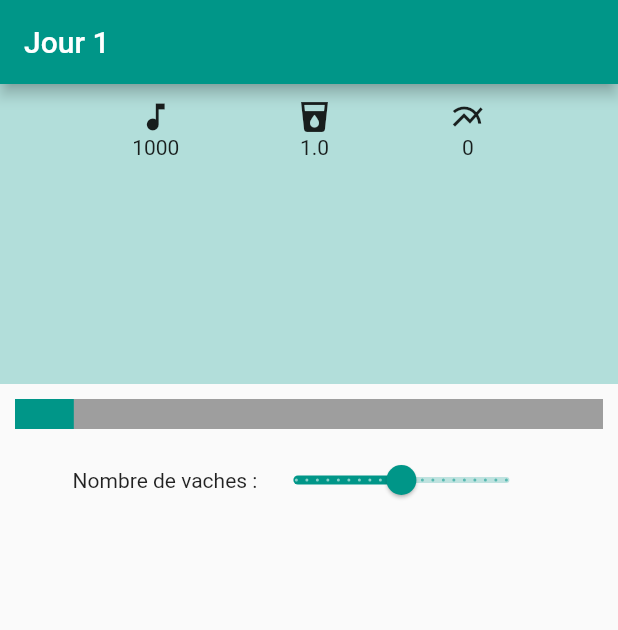
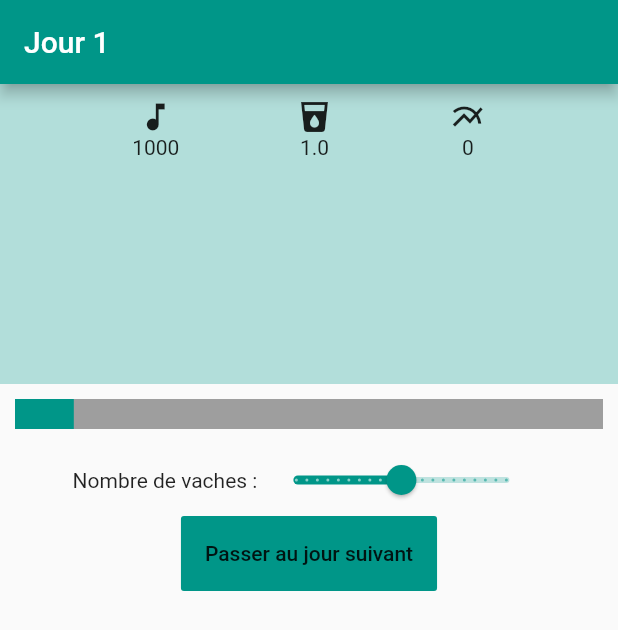
Before and after one commit to sprkl/MilkCow, a Flutter app: the screen it shows after launch, on a phone screen of 412 x 824 dp. Shown: the top 630 px of the screen. Run offline on Flutter 3.47's test engine with Material 2 defaults, Android fonts, the phone set to English and light mode, and no system bars; our stand-ins replace flutter_redux, redux.

Commit message:
working on main page manager

```diff
--- a/sosfaim/lib/actions/actions.dart
+++ b/sosfaim/lib/actions/actions.dart
@@ -18,7 +18,11 @@ class UpdateMilkProduction{
   UpdateMilkProduction(this.production);
 }
 
-class IncrementDay{}
+class IncrementDay{
+  final int dayCount;
+
+  IncrementDay(this.dayCount);
+}
 
 class UpdateSelectedCowNumber {
   final double selectedCowNumber;
--- /dev/null
+++ b/sosfaim/lib/components/MainPageManager/mainpage_manager.dart
@@ -0,0 +1,24 @@
+import 'package:flutter/material.dart';
+import 'package:sosfaim/components/MainPageManager/mainpage_manager_viewmodel.dart';
+import 'package:sosfaim/components/MainPageManager/mainpage_manager_view.dart';
+import 'package:flutter_redux/flutter_redux.dart';
+import 'package:redux/redux.dart';
+import 'package:sosfaim/models/app_state.dart';
+
+class MainPageManager extends StatelessWidget{
+
+  @override
+  Widget build(BuildContext context){
+    return StoreConnector<AppState, MainPageManagerViewModel>(
+      distinct: true,
+      converter: (Store<AppState> store) {
+        return MainPageManagerViewModel.from(store);
+      },
+      builder: (context, vm) {
+        return MainPageManagerView(
+          dayCount: vm.dayCount,
+          onDayCountValueChanged: vm.onDayCountValueChanged,
+        );
+      });
+  }
+}
--- /dev/null
+++ b/sosfaim/lib/components/MainPageManager/mainpage_manager_view.dart
@@ -0,0 +1,43 @@
+import 'package:flutter/material.dart';
+import '../AppHeader/app_header.dart';
+import '../CowManager/cow_manager.dart';
+
+class MainPageManagerView extends StatelessWidget{
+
+  final int dayCount;
+  final Function onDayCountValueChanged;
+
+  MainPageManagerView({
+    @required this.dayCount,
+    @required this.onDayCountValueChanged
+  });
+
+  @override
+  Widget build(BuildContext context){
+    return new Scaffold(
+      appBar: new AppBar(
+        title: new Text("Jour $dayCount"),
+      ),
+      body: new Column(mainAxisAlignment: MainAxisAlignment.start, children: [
+        new AppHeader(),
+        new SingleChildScrollView(
+          child: new Column(
+            mainAxisSize: MainAxisSize.min,
+            mainAxisAlignment: MainAxisAlignment.start,
+            children: <Widget>[
+              new CowManager()
+            ],
+          ),
+        ),
+        new Container(
+          height: 50,
+          child: new FlatButton(
+              color: Colors.teal,
+              child: new Text("Passer au jour suivant"),
+              onPressed: () => onDayCountValueChanged(),
+            )
+        )
+      ])
+    );
+  }
+}
--- /dev/null
+++ b/sosfaim/lib/components/MainPageManager/mainpage_manager_viewmodel.dart
@@ -0,0 +1,23 @@
+import 'package:flutter/material.dart';
+import 'package:redux/redux.dart';
+import 'package:sosfaim/actions/actions.dart';
+import 'package:sosfaim/models/app_state.dart';
+
+class MainPageManagerViewModel{
+
+  final int dayCount;
+  final Function onDayCountValueChanged;
+
+  factory MainPageManagerViewModel.from(Store<AppState> store){
+
+    final onDayCountValueChanged = (dayCount) => store.dispatch(IncrementDay(dayCount));
+
+    return MainPageManagerViewModel(
+      dayCount: store.state.dayCount,
+      onDayCountValueChanged: onDayCountValueChanged);
+  }
+
+      MainPageManagerViewModel(
+      {@required this.dayCount,
+      @required this.onDayCountValueChanged});
+}
--- a/sosfaim/lib/main.dart
+++ b/sosfaim/lib/main.dart
@@ -1,9 +1,9 @@
 import 'package:flutter/material.dart';
 import 'package:redux/redux.dart';
 import 'package:flutter_redux/flutter_redux.dart';
+import 'package:sosfaim/components/MainPageManager/mainpage_manager.dart';
+import 'package:sosfaim/reducers/mainpage_module_reducer.dart';
 
-import 'components/AppHeader/app_header.dart';
-import 'components/CowManager/cow_manager.dart';
 import 'models/app_state.dart';
 import 'reducers/cow_module_reducer.dart';
 import 'reducers/app_state_reducer.dart';
@@ -14,7 +14,7 @@ void main() {
 
 class SampleApp extends StatelessWidget {
   final store = Store<AppState>(
-      combineReducers<AppState>([appReducer, cowModuleReducer]),
+      combineReducers<AppState>([appReducer, cowModuleReducer, mainpageModuleReducer]),
       initialState: new AppState());
 
   @override
@@ -38,13 +38,6 @@ class SampleAppPage extends StatefulWidget {
 }
 
 class _SampleAppPageState extends State<SampleAppPage> {
-  int dayCount = 1;
-
-  int totalCowNumber = 0;
-
-  bool canShowCowButton = false;
-  double selectedCowNumber = 0;
-  var cowButtonText = '';
 
   @override
   void initState() {
@@ -52,23 +45,7 @@ class _SampleAppPageState extends State<SampleAppPage> {
   }
 
   @override
-  Widget build(BuildContext context) {
-    return new Scaffold(
-      appBar: new AppBar(
-        title: new Text("Jour $dayCount"),
-      ),
-      body: new Column(mainAxisAlignment: MainAxisAlignment.start, children: [
-        new AppHeader(),
-        new SingleChildScrollView(
-          child: new Column(
-            mainAxisSize: MainAxisSize.min,
-            mainAxisAlignment: MainAxisAlignment.start,
-            children: <Widget>[
-              new CowManager()
-            ],
-          ),
-        )
-      ])
-    );
+  Widget build(BuildContext context){
+    return new MainPageManager();
   }
 }
--- /dev/null
+++ b/sosfaim/lib/reducers/mainpage_module_reducer.dart
@@ -0,0 +1,8 @@
+import 'package:redux/redux.dart';
+import 'package:sosfaim/models/app_state.dart';
+
+AppState mainpageModuleReducer(AppState state, action) {
+  return combineReducers<AppState>([
+
+  ])(state, action);
+}
```
